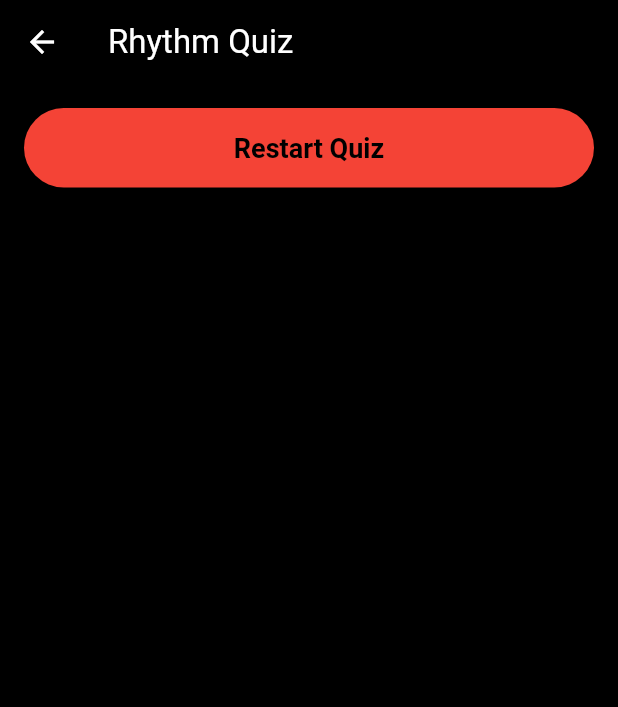
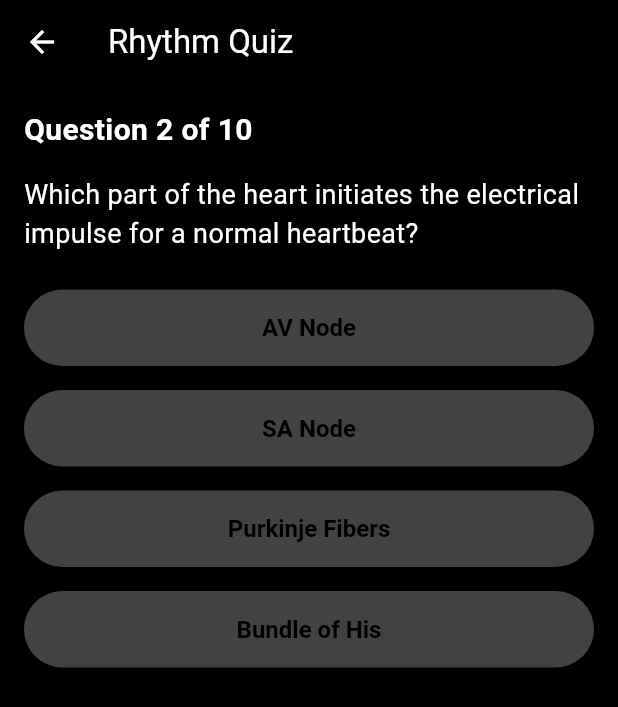
Before and after one commit to cardioverse/ECG-labs, a Flutter app: the RhythmQuizScreen screen opened directly, after a tap on "Atrial Flutter", on a phone screen of 412 x 824 dp. Shown: the top 707 px of the screen. Run offline on Flutter 3.47's test engine with Material 3 defaults, Android fonts, the phone set to English and light mode, and no system bars; our stand-ins replace carousel_slider, cloud_firestore, firebase_auth, firebase_core, firebase_storage, flutter_dotenv and 4 more; accounts and stored records are empty.

Commit message:
Updated Rhythm quiz

```diff
--- a/lib/topics_completion_tracker/rhythm_quiz_screen.dart
+++ b/lib/topics_completion_tracker/rhythm_quiz_screen.dart
@@ -10,29 +10,25 @@ class RhythmQuizScreen extends StatefulWidget {
 class _RhythmQuizScreenState extends State<RhythmQuizScreen> {
   int currentQuestionIndex = 0;
   int score = 0;
-  bool showResetButton = false;
 
   final List<Map<String, dynamic>> questions = [
-    {
-      'question': 'What is the normal rhythm of a healthy heart called?',
-      'options': ['Atrial Flutter', 'Sinus Rhythm', 'Ventricular Fibrillation', 'Atrial Fibrillation'],
-      'answer': 1,
-    },
-    {
-      'question': 'Which part of the heart initiates the electrical impulse for a normal heartbeat?',
-      'options': ['AV Node', 'SA Node', 'Purkinje Fibers', 'Bundle of His'],
-      'answer': 1,
-    },
-    {
-      'question': 'What is an irregular heart rhythm called?',
-      'options': ['Bradycardia', 'Tachycardia', 'Arrhythmia', 'Sinus Rhythm'],
-      'answer': 2,
-    },
+    {'question': 'What is the normal rhythm of a healthy heart called?', 'options': ['Atrial Flutter', 'Sinus Rhythm', 'Ventricular Fibrillation', 'Atrial Fibrillation'], 'answer': 1},
+    {'question': 'Which part of the heart initiates the electrical impulse for a normal heartbeat?', 'options': ['AV Node', 'SA Node', 'Purkinje Fibers', 'Bundle of His'], 'answer': 1},
+    {'question': 'What is an irregular heart rhythm called?', 'options': ['Bradycardia', 'Tachycardia', 'Arrhythmia', 'Sinus Rhythm'], 'answer': 2},
+    {'question': 'Which arrhythmia is life-threatening and requires immediate defibrillation?', 'options': ['Atrial Fibrillation', 'Ventricular Fibrillation', 'Sinus Tachycardia', 'First-Degree AV Block'], 'answer': 1},
+    {'question': 'Which ECG wave represents atrial depolarization?', 'options': ['P wave', 'QRS complex', 'T wave', 'ST segment'], 'answer': 0},
+    {'question': 'What does a prolonged PR interval indicate?', 'options': ['Atrial Fibrillation', 'First-Degree AV Block', 'Bundle Branch Block', 'Sinus Bradycardia'], 'answer': 1},
+    {'question': 'Which rhythm has a sawtooth pattern on ECG?', 'options': ['Atrial Fibrillation', 'Atrial Flutter', 'Ventricular Tachycardia', 'Sinus Bradycardia'], 'answer': 1},
+    {'question': 'Which electrolyte imbalance can cause prolonged QT interval?', 'options': ['Hypokalemia', 'Hypercalcemia', 'Hypocalcemia', 'Hyperkalemia'], 'answer': 2},
+    {'question': 'Which arrhythmia is commonly caused by excessive caffeine intake?', 'options': ['Sinus Tachycardia', 'Ventricular Fibrillation', 'Premature Atrial Contractions (PACs)', 'Atrial Flutter'], 'answer': 2},
+    {'question': 'Which rhythm is characterized by no P waves and irregularly irregular QRS complexes?', 'options': ['Atrial Flutter', 'Ventricular Tachycardia', 'Atrial Fibrillation', 'Sinus Arrhythmia'], 'answer': 2},
   ];
 
   void _checkAnswer(int selectedIndex) {
     if (selectedIndex == questions[currentQuestionIndex]['answer']) {
       score++;
+    }
+
     setState(() {
       if (currentQuestionIndex < questions.length - 1) {
         currentQuestionIndex++;
@@ -40,23 +36,15 @@ class _RhythmQuizScreenState extends State<RhythmQuizScreen> {
         _showCompletionDialog();
       }
     });
-    } else {
-      setState(() {
-        showResetButton = true;
-      });
-    }
   }
 
   Future<void> _storeCompletionStatus() async {
     try {
       User? user = FirebaseAuth.instance.currentUser;
-      if (user != null && score == questions.length) {
+      if (user != null && score >= 8) {
         String uid = user.uid;
         DocumentReference userDoc = FirebaseFirestore.instance.collection('userProgress').doc(uid);
-
-        await userDoc.set({
-          'completedTopics.rhythm': true,
-        }, SetOptions(merge: true));
+        await userDoc.set({'completedTopics.rhythm': true}, SetOptions(merge: true));
       }
     } catch (e) {
       print('Error storing completion status: $e');
@@ -69,15 +57,20 @@ class _RhythmQuizScreenState extends State<RhythmQuizScreen> {
       builder: (BuildContext context) {
         return AlertDialog(
           title: Text('Quiz Completed!'),
-          content: Text('You scored $score out of ${questions.length}.'),
+          content: Text('You got $score correct and ${questions.length - score} wrong.'),
           actions: [
             TextButton(
               onPressed: () {
+                if (score >= 8) {
+                  _storeCompletionStatus();
                   Navigator.of(context).pop();
                   Navigator.of(context).pop();
-                _storeCompletionStatus();
+                } else {
+                  Navigator.of(context).pop();
+                  _resetQuiz();
+                }
               },
-              child: Text('Finish'),
+              child: Text(score >= 8 ? 'Mark as Complete' : 'Try Again'),
             ),
           ],
         );
@@ -89,7 +82,6 @@ class _RhythmQuizScreenState extends State<RhythmQuizScreen> {
     setState(() {
       currentQuestionIndex = 0;
       score = 0;
-      showResetButton = false;
     });
   }
 
@@ -106,22 +98,14 @@ class _RhythmQuizScreenState extends State<RhythmQuizScreen> {
         child: Column(
           crossAxisAlignment: CrossAxisAlignment.start,
           children: [
-            if (!showResetButton) ...[
             Text(
               'Question ${currentQuestionIndex + 1} of ${questions.length}',
-                style: TextStyle(
-                  color: Colors.white,
-                  fontSize: 20,
-                  fontWeight: FontWeight.bold,
-                ),
+              style: TextStyle(color: Colors.white, fontSize: 20, fontWeight: FontWeight.bold),
             ),
             SizedBox(height: 16),
             Text(
               questions[currentQuestionIndex]['question'],
-                style: TextStyle(
-                  color: Colors.white,
-                  fontSize: 18,
-                ),
+              style: TextStyle(color: Colors.white, fontSize: 18),
             ),
             SizedBox(height: 16),
             ...List.generate(questions[currentQuestionIndex]['options'].length, (index) {
@@ -138,19 +122,6 @@ class _RhythmQuizScreenState extends State<RhythmQuizScreen> {
                 ),
               );
             }),
-            ] else ...[
-              Center(
-                child: ElevatedButton(
-                  style: ElevatedButton.styleFrom(
-                    backgroundColor: Colors.red,
-                    padding: EdgeInsets.symmetric(vertical: 16.0, horizontal: 24.0),
-                    textStyle: TextStyle(fontSize: 18, fontWeight: FontWeight.bold),
-                  ),
-                  onPressed: _resetQuiz,
-                  child: Text('Restart Quiz'),
-                ),
-              ),
-            ],
           ],
         ),
       ),
```
Also changed, not shown: pubspec.lock. Lines whose indentation alone changed are shown as unchanged.
